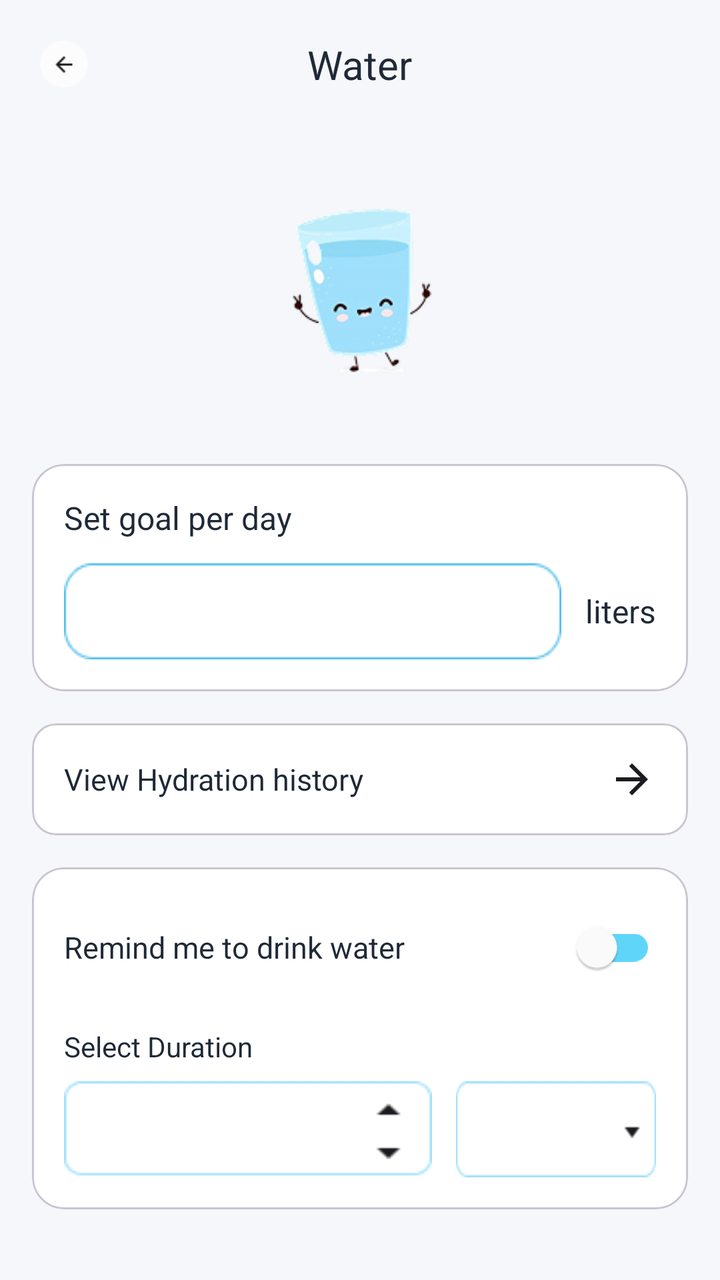
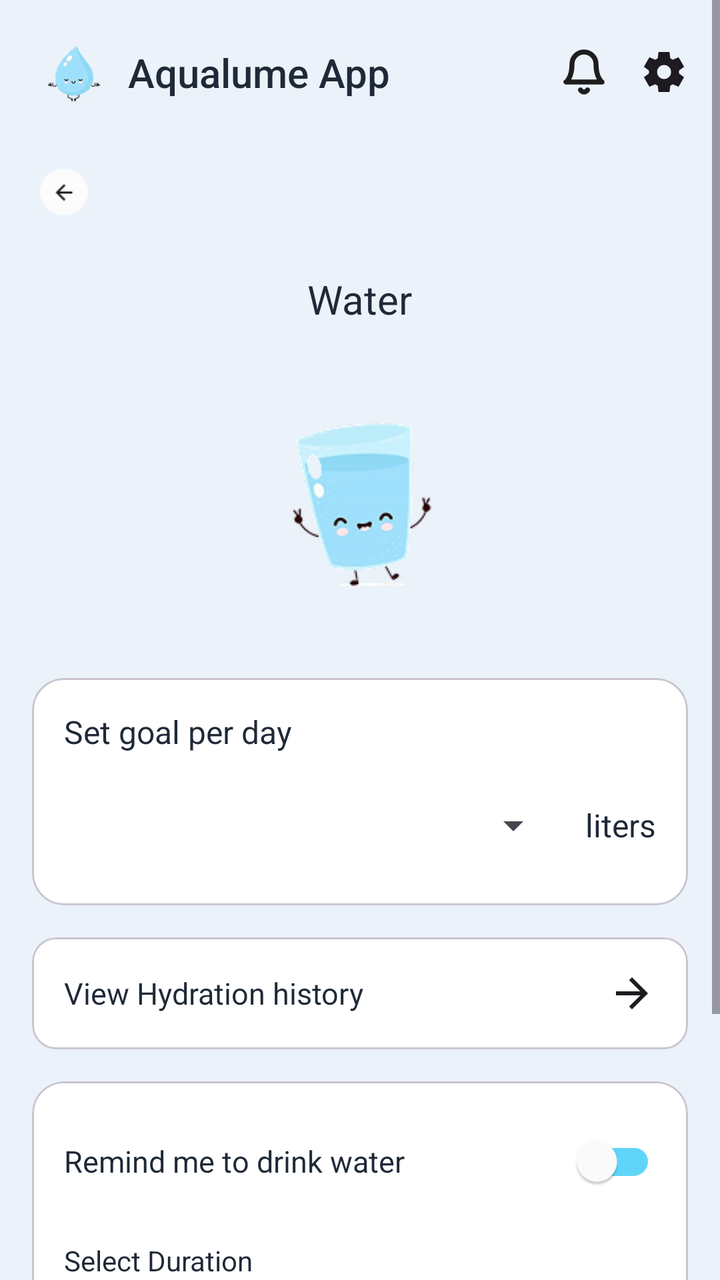

Two renders of the same Android screen: before a commit and after it. Below are the layout's source before the change and the commit's diff.
<!-- AndroidManifest.xml: application theme Theme.AqualumeApp -->
<!-- res/layout/fragment_water.xml -->
<?xml version="1.0" encoding="utf-8"?>
<ScrollView xmlns:android="http://schemas.android.com/apk/res/android"
    xmlns:app="http://schemas.android.com/apk/res-auto"
    android:layout_width="match_parent"
    android:layout_height="match_parent"
    android:background="@color/background"
    android:fillViewport="true">

    <androidx.constraintlayout.widget.ConstraintLayout
        android:layout_width="match_parent"
        android:layout_height="wrap_content"
        android:padding="16dp">

        
        <ImageView
            android:id="@+id/iv_back"
            android:layout_width="32dp"
            android:layout_height="32dp"
            android:src="@drawable/ic_back"
            android:padding="4dp"
            android:contentDescription="@string/backk"
            app:layout_constraintStart_toStartOf="parent"
            app:layout_constraintTop_toTopOf="parent" />

        <TextView
            android:id="@+id/tv_title"
            android:layout_width="wrap_content"
            android:layout_height="wrap_content"
            android:fontFamily="sans-serif"
            android:text="@string/waterrrr"
            android:textColor="@color/primary_text"
            android:textSize="20sp"
            app:layout_constraintBottom_toBottomOf="@id/iv_back"
            app:layout_constraintEnd_toEndOf="parent"
            app:layout_constraintStart_toStartOf="parent"
            app:layout_constraintTop_toTopOf="@id/iv_back" />

        
        <ImageView
            android:id="@+id/iv_water"
            android:layout_width="120dp"
            android:layout_height="120dp"
            android:layout_marginTop="32dp"
            android:contentDescription="@string/waterrr"
            android:src="@drawable/img_water_glass"
            app:layout_constraintEnd_toEndOf="parent"
            app:layout_constraintStart_toStartOf="parent"
            app:layout_constraintTop_toBottomOf="@id/iv_back" />

        
        <com.google.android.material.card.MaterialCardView
            android:id="@+id/card_goal"
            android:layout_width="0dp"
            android:layout_height="wrap_content"
            android:layout_marginTop="32dp"
            app:cardCornerRadius="16dp"
            app:cardElevation="0dp"
            app:cardBackgroundColor="@color/white"
            app:layout_constraintEnd_toEndOf="parent"
            app:layout_constraintStart_toStartOf="parent"
            app:layout_constraintTop_toBottomOf="@id/iv_water">

            <LinearLayout
                android:layout_width="match_parent"
                android:layout_height="wrap_content"
                android:orientation="vertical"
                android:padding="16dp">

                <TextView
                    android:layout_width="wrap_content"
                    android:layout_height="wrap_content"
                    android:fontFamily="sans-serif"
                    android:text="@string/set_goal_per_day"
                    android:textColor="@color/primary_text"
                    android:textSize="16sp" />

                <LinearLayout
                    android:layout_width="match_parent"
                    android:layout_height="wrap_content"
                    android:orientation="horizontal"
                    android:layout_marginTop="12dp"
                    android:gravity="center_vertical">

                    <Spinner
                        android:id="@+id/spinner_goal"
                        android:layout_width="0dp"
                        android:layout_height="48dp"
                        android:layout_weight="1"
                        android:background="@drawable/button2"
                        android:padding="12dp" />

                    <TextView
                        android:layout_width="wrap_content"
                        android:layout_height="wrap_content"
                        android:text="@string/liters"
                        android:textSize="16sp"
                        android:textColor="@color/primary_text"
                        android:layout_marginStart="12dp" />

                </LinearLayout>

            </LinearLayout>

        </com.google.android.material.card.MaterialCardView>

        
        <com.google.android.material.card.MaterialCardView
            android:id="@+id/btn_view_history"
            android:layout_width="0dp"
            android:layout_height="wrap_content"
            android:layout_marginTop="16dp"
            app:cardCornerRadius="12dp"
            app:cardElevation="0dp"
            app:cardBackgroundColor="@color/white"
            app:layout_constraintEnd_toEndOf="parent"
            app:layout_constraintStart_toStartOf="parent"
            app:layout_constraintTop_toBottomOf="@id/card_goal">

            <LinearLayout
                android:layout_width="match_parent"
                android:layout_height="wrap_content"
                android:orientation="horizontal"
                android:padding="16dp"
                android:gravity="center_vertical">

                <TextView
                    android:layout_width="0dp"
                    android:layout_height="wrap_content"
                    android:layout_weight="1"
                    android:text="@string/view_hydration_history"
                    android:textSize="15sp"
                    android:textColor="@color/primary_text" />

                <ImageView
                    android:layout_width="24dp"
                    android:layout_height="24dp"
                    android:src="@drawable/ic_arrow_right"
                    android:contentDescription="@string/view" />

            </LinearLayout>

        </com.google.android.material.card.MaterialCardView>

        
        <com.google.android.material.card.MaterialCardView
            android:id="@+id/card_reminder"
            android:layout_width="0dp"
            android:layout_height="wrap_content"
            android:layout_marginTop="16dp"
            app:cardCornerRadius="16dp"
            app:cardElevation="0dp"
            app:cardBackgroundColor="@color/white"
            app:layout_constraintEnd_toEndOf="parent"
            app:layout_constraintStart_toStartOf="parent"
            app:layout_constraintTop_toBottomOf="@id/btn_view_history">

            <LinearLayout
                android:layout_width="match_parent"
                android:layout_height="wrap_content"
                android:orientation="vertical"
                android:padding="16dp">

                <LinearLayout
                    android:layout_width="match_parent"
                    android:layout_height="wrap_content"
                    android:orientation="horizontal"
                    android:gravity="center_vertical">

                    <TextView
                        android:layout_width="0dp"
                        android:layout_height="wrap_content"
                        android:layout_weight="1"
                        android:fontFamily="sans-serif"
                        android:text="@string/remind_me_to_drink_water"
                        android:textColor="@color/primary_text"
                        android:textSize="15sp" />

                    <androidx.appcompat.widget.SwitchCompat
                        android:id="@+id/switch_reminder"
                        android:layout_width="wrap_content"
                        android:layout_height="wrap_content"
                        app:thumbTint="@color/white"
                        app:trackTint="@color/water_primary" />

                </LinearLayout>

                <TextView
                    android:layout_width="wrap_content"
                    android:layout_height="wrap_content"
                    android:layout_marginTop="16dp"
                    android:text="@string/select_duration"
                    android:textColor="@color/primary_text"
                    android:textSize="14sp" />

                <LinearLayout
                    android:layout_width="match_parent"
                    android:layout_height="wrap_content"
                    android:orientation="horizontal"
                    android:layout_marginTop="8dp"
                    android:gravity="center_vertical">

                    <Spinner
                        android:id="@+id/spinner_duration"
                        android:layout_width="0dp"
                        android:layout_height="48dp"
                        android:layout_weight="1"
                        android:background="@drawable/spinner_background2"
                        android:padding="12dp" />

                    <Spinner
                        android:id="@+id/spinner_time_unit"
                        android:layout_width="100dp"
                        android:layout_height="48dp"
                        android:layout_marginStart="12dp"
                        android:background="@drawable/spinner_background3"
                        android:padding="12dp" />

                </LinearLayout>

            </LinearLayout>

        </com.google.android.material.card.MaterialCardView>

    </androidx.constraintlayout.widget.ConstraintLayout>

</ScrollView>
<!-- resources referenced by this layout -->
<resources>
  <color name="background">#F5F7FA</color>
  <color name="primary_text">#1F2937</color>
  <color name="water_primary">#60D5FA</color>
  <color name="white">#FFFFFFFF</color>
  <!-- drawable button2: png bitmap (drawable, 1073 bytes) -->
  <!-- drawable ic_arrow_right (drawable) -->
  <vector xmlns:android="http://schemas.android.com/apk/res/android"
      android:width="24dp"
      android:height="24dp"
      android:viewportWidth="24"
      android:viewportHeight="24">
    <path
        android:pathData="M16.175,11L10.575,5.4L12,4L20,12L12,20L10.575,18.6L16.175,13H4V11H16.175Z"
        android:fillColor="#1D1B20"/>
  </vector>
  <!-- drawable ic_back: png bitmap (drawable, 941 bytes) -->
  <!-- drawable img_water_glass: png bitmap (drawable, 14516 bytes) -->
  <!-- drawable spinner_background2: png bitmap (drawable, 743 bytes) -->
  <!-- drawable spinner_background3: png bitmap (drawable, 687 bytes) -->
  <string name="backk">Back</string>
  <string name="liters">liters</string>
  <string name="remind_me_to_drink_water">Remind me to drink water</string>
  <string name="select_duration">Select Duration</string>
  <string name="set_goal_per_day">Set goal per day</string>
  <string name="view">View</string>
  <string name="view_hydration_history">View Hydration history</string>
  <string name="waterrr">Water</string>
  <string name="waterrrr">Water</string>
  <style name="Theme.AqualumeApp" parent="Base.Theme.AqualumeApp" />
  <style name="Base.Theme.AqualumeApp" parent="Theme.Material3.DayNight.NoActionBar">
          
          
      </style>
</resources>

<!-- the commit's change to res/layout/fragment_water.xml (unified diff, before → after) -->
@@ -13,39 +13,84 @@
 
         
         <ImageView
+            android:id="@+id/iv_logo"
+            android:layout_width="40dp"
+            android:layout_height="40dp"
+            android:src="@drawable/logo"
+            android:contentDescription="@string/app_name"
+            app:layout_constraintStart_toStartOf="parent"
+            app:layout_constraintTop_toTopOf="parent" />
+
+        <TextView
+            android:id="@+id/tv_app_name"
+            android:layout_width="wrap_content"
+            android:layout_height="wrap_content"
+            android:text="@string/app_name"
+            android:textSize="20sp"
+            android:textColor="@color/primary_text"
+            android:fontFamily="sans-serif-medium"
+            android:layout_marginStart="8dp"
+            app:layout_constraintBottom_toBottomOf="@id/iv_logo"
+            app:layout_constraintStart_toEndOf="@id/iv_logo"
+            app:layout_constraintTop_toTopOf="@id/iv_logo" />
+
+        <ImageView
+            android:id="@+id/iv_notification"
+            android:layout_width="24dp"
+            android:layout_height="24dp"
+            android:layout_marginEnd="16dp"
+            android:contentDescription="@string/notifications"
+            android:src="@drawable/ic_notification"
+            app:layout_constraintBottom_toBottomOf="@id/iv_logo"
+            app:layout_constraintEnd_toStartOf="@id/iv_settings"
+            app:layout_constraintTop_toTopOf="@id/iv_logo" />
+
+        <ImageView
+            android:id="@+id/iv_settings"
+            android:layout_width="24dp"
+            android:layout_height="24dp"
+            android:contentDescription="@string/settings"
+            android:src="@drawable/ic_settings"
+            app:layout_constraintBottom_toBottomOf="@id/iv_logo"
+            app:layout_constraintEnd_toEndOf="parent"
+            app:layout_constraintTop_toTopOf="@id/iv_logo" />
+
+        <ImageView
             android:id="@+id/iv_back"
             android:layout_width="32dp"
             android:layout_height="32dp"
+            android:layout_marginTop="24dp"
+            android:contentDescription="@string/back5"
+            android:padding="4dp"
             android:src="@drawable/ic_back"
-            android:padding="4dp"
-            android:contentDescription="@string/backk"
-            app:layout_constraintStart_toStartOf="parent"
-            app:layout_constraintTop_toTopOf="parent" />
+            app:layout_constraintStart_toStartOf="parent"
+            app:layout_constraintTop_toBottomOf="@id/iv_logo"
+            app:layout_constraintWidth_percent="0.48" />
 
         <TextView
             android:id="@+id/tv_title"
             android:layout_width="wrap_content"
             android:layout_height="wrap_content"
+            android:layout_marginTop="24dp"
             android:fontFamily="sans-serif"
             android:text="@string/waterrrr"
             android:textColor="@color/primary_text"
             android:textSize="20sp"
-            app:layout_constraintBottom_toBottomOf="@id/iv_back"
-            app:layout_constraintEnd_toEndOf="parent"
-            app:layout_constraintStart_toStartOf="parent"
-            app:layout_constraintTop_toTopOf="@id/iv_back" />
+            app:layout_constraintEnd_toEndOf="parent"
+            app:layout_constraintStart_toStartOf="parent"
+            app:layout_constraintTop_toBottomOf="@+id/iv_back" />
 
         
         <ImageView
             android:id="@+id/iv_water"
             android:layout_width="120dp"
             android:layout_height="120dp"
-            android:layout_marginTop="32dp"
+            android:layout_marginTop="24dp"
             android:contentDescription="@string/waterrr"
             android:src="@drawable/img_water_glass"
             app:layout_constraintEnd_toEndOf="parent"
             app:layout_constraintStart_toStartOf="parent"
-            app:layout_constraintTop_toBottomOf="@id/iv_back" />
+            app:layout_constraintTop_toBottomOf="@id/tv_title" />
 
         
         <com.google.android.material.card.MaterialCardView
@@ -86,7 +131,7 @@
                         android:layout_width="0dp"
                         android:layout_height="48dp"
                         android:layout_weight="1"
-                        android:background="@drawable/button2"
+
                         android:padding="12dp" />
 
                     <TextView
@@ -204,7 +249,7 @@
                         android:layout_width="0dp"
                         android:layout_height="48dp"
                         android:layout_weight="1"
-                        android:background="@drawable/spinner_background2"
+
                         android:padding="12dp" />
 
                     <Spinner
@@ -212,7 +257,7 @@
                         android:layout_width="100dp"
                         android:layout_height="48dp"
                         android:layout_marginStart="12dp"
-                        android:background="@drawable/spinner_background3"
+
                         android:padding="12dp" />
 
                 </LinearLayout>
@@ -220,7 +265,25 @@
             </LinearLayout>
 
         </com.google.android.material.card.MaterialCardView>
+        <Button
+            android:id="@+id/btn_add_water"
+            android:layout_width="0dp"
+            android:layout_height="wrap_content"
+            android:layout_marginTop="32dp"
+
+            android:backgroundTint="@color/button_primary"
+            android:fontFamily="sans-serif"
+            android:text="@string/save"
+            android:textColor="@color/black"
+            android:textColorLink="@color/button_primary"
+            android:textSize="16sp"
+            app:layout_constraintEnd_toEndOf="parent"
+            app:layout_constraintStart_toStartOf="parent"
+            app:layout_constraintTop_toBottomOf="@id/card_reminder" />
+        
 
     </androidx.constraintlayout.widget.ConstraintLayout>
 
+
+
 </ScrollView>
<!-- resource entries referenced after the edit -->
@@ -1,10 +1,11 @@
 <!-- resources referenced by this layout -->
 <resources>
-  <color name="background">#F5F7FA</color>
+  <color name="background">#EBF2FA</color>
+  <color name="black">#FF000000</color>
+  <color name="button_primary">#60D5FA</color>
   <color name="primary_text">#1F2937</color>
   <color name="water_primary">#60D5FA</color>
   <color name="white">#FFFFFFFF</color>
-  <!-- drawable button2: png bitmap (drawable, 1073 bytes) -->
   <!-- drawable ic_arrow_right (drawable) -->
   <vector xmlns:android="http://schemas.android.com/apk/res/android"
       android:width="24dp"
@@ -16,14 +17,41 @@
         android:fillColor="#1D1B20"/>
   </vector>
   <!-- drawable ic_back: png bitmap (drawable, 941 bytes) -->
+  <!-- drawable ic_notification (drawable) -->
+  <vector xmlns:android="http://schemas.android.com/apk/res/android"
+      android:width="24dp"
+      android:height="24dp"
+      android:viewportWidth="24"
+      android:viewportHeight="24">
+    <path
+        android:pathData="M13.73,21C13.554,21.303 13.302,21.555 12.998,21.729C12.695,21.904 12.35,21.997 12,21.997C11.65,21.997 11.305,21.904 11.002,21.729C10.698,21.555 10.446,21.303 10.27,21M18,8C18,6.409 17.368,4.883 16.243,3.757C15.117,2.632 13.591,2 12,2C10.409,2 8.883,2.632 7.757,3.757C6.632,4.883 6,6.409 6,8C6,15 3,17 3,17H21C21,17 18,15 18,8Z"
+        android:strokeLineJoin="round"
+        android:strokeWidth="2.5"
+        android:fillColor="#00000000"
+        android:strokeColor="#1E1E1E"
+        android:strokeLineCap="round"/>
+  </vector>
+  <!-- drawable ic_settings (drawable) -->
+  <vector xmlns:android="http://schemas.android.com/apk/res/android"
+      android:width="24dp"
+      android:height="24dp"
+      android:viewportWidth="24"
+      android:viewportHeight="24">
+    <path
+        android:pathData="M9.25,22L8.85,18.8C8.634,18.717 8.429,18.617 8.238,18.5C8.046,18.383 7.859,18.258 7.675,18.125L4.7,19.375L1.95,14.625L4.525,12.675C4.509,12.558 4.5,12.446 4.5,12.337V11.663C4.5,11.554 4.509,11.442 4.525,11.325L1.95,9.375L4.7,4.625L7.675,5.875C7.859,5.742 8.05,5.617 8.25,5.5C8.45,5.383 8.65,5.283 8.85,5.2L9.25,2H14.75L15.15,5.2C15.367,5.283 15.571,5.383 15.763,5.5C15.954,5.617 16.142,5.742 16.325,5.875L19.3,4.625L22.05,9.375L19.475,11.325C19.492,11.442 19.5,11.554 19.5,11.663V12.337C19.5,12.446 19.483,12.558 19.45,12.675L22.025,14.625L19.275,19.375L16.325,18.125C16.142,18.258 15.95,18.383 15.75,18.5C15.55,18.617 15.35,18.717 15.15,18.8L14.75,22H9.25ZM12.05,15.5C13.017,15.5 13.842,15.158 14.525,14.475C15.208,13.792 15.55,12.967 15.55,12C15.55,11.033 15.208,10.208 14.525,9.525C13.842,8.842 13.017,8.5 12.05,8.5C11.067,8.5 10.238,8.842 9.563,9.525C8.888,10.208 8.55,11.033 8.55,12C8.55,12.967 8.888,13.792 9.563,14.475C10.238,15.158 11.067,15.5 12.05,15.5Z"
+        android:fillColor="#1D1B20"/>
+  </vector>
   <!-- drawable img_water_glass: png bitmap (drawable, 14516 bytes) -->
-  <!-- drawable spinner_background2: png bitmap (drawable, 743 bytes) -->
-  <!-- drawable spinner_background3: png bitmap (drawable, 687 bytes) -->
-  <string name="backk">Back</string>
+  <!-- drawable logo: png bitmap (drawable, 4577 bytes) -->
+  <string name="app_name">Aqualume App</string>
+  <string name="back5">Back</string>
   <string name="liters">liters</string>
+  <string name="notifications">Notifications</string>
   <string name="remind_me_to_drink_water">Remind me to drink water</string>
+  <string name="save">Save</string>
   <string name="select_duration">Select Duration</string>
   <string name="set_goal_per_day">Set goal per day</string>
+  <string name="settings">Settings</string>
   <string name="view">View</string>
   <string name="view_hydration_history">View Hydration history</string>
   <string name="waterrr">Water</string>
